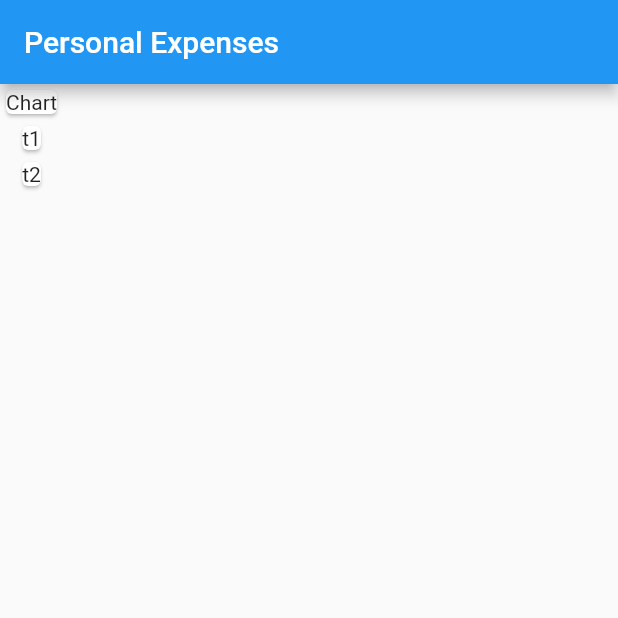
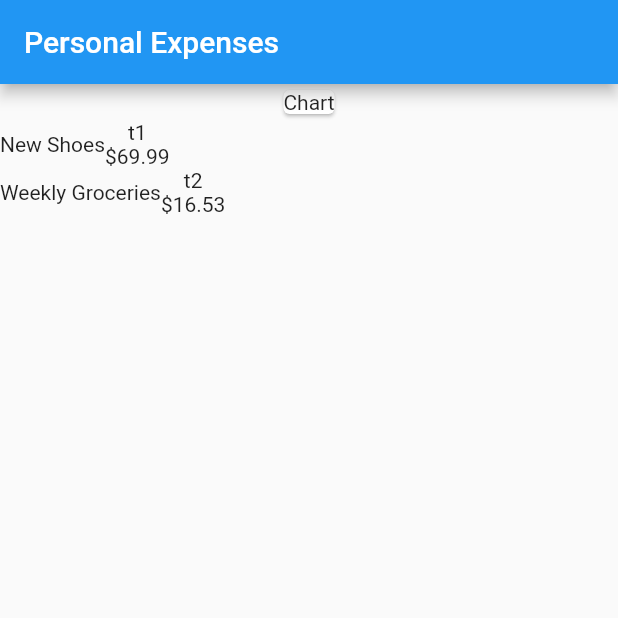
Before and after one commit to TahaMsv/Personal_Expenses, a Flutter app: the screen it shows after launch, on a phone screen of 412 x 824 dp, the top half of it. Run offline on Flutter 3.47's test engine with Material 2 defaults, Android fonts, the phone set to English and light mode, and no system bars.

Commit message:
The display of list items became more complete

```diff
--- a/lib/main.dart
+++ b/lib/main.dart
@@ -46,7 +46,16 @@ class MyHomePage extends StatelessWidget {
               child: Column(
                 children: transactions.map((tx) {
                   return Container(
-                    child: Card(child: Text(tx.id),),
+                   child: Row(
+                     children:<Widget>[
+                       Container(child: Text(tx.title),),
+                       Container(child: Column(children: <Widget>[
+                         Container(child: Text(tx.id),),
+                         Container(child: Text( '\$${tx.amount}'),),
+
+                       ],),),
+                     ]
+                   ),
                   );
                 }).toList(),
               ),
```
